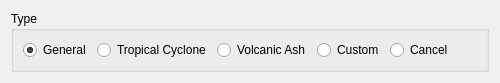
Qt form tafor/components/ui/sigmet_type.ui (up1and/tafor) before a commit.
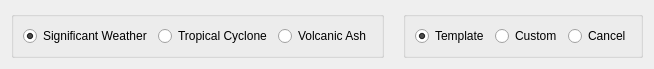
The same form after that commit.

Commit message: 更改 SIGMET 发布界面

```diff
--- a/tafor/components/ui/sigmet_type.ui
+++ b/tafor/components/ui/sigmet_type.ui
@@ -6,8 +6,8 @@
    <rect>
     <x>0</x>
     <y>0</y>
-    <width>500</width>
-    <height>70</height>
+    <width>654</width>
+    <height>54</height>
    </rect>
   </property>
   <property name="windowTitle">
@@ -17,13 +17,13 @@
    <item>
     <widget class="QGroupBox" name="typeGroup">
      <property name="title">
-      <string>Type</string>
+      <string notr="true"/>
      </property>
-     <layout class="QHBoxLayout" name="horizontalLayout_2">
+     <layout class="QHBoxLayout" name="horizontalLayout_3">
       <item>
-       <widget class="QRadioButton" name="general">
+       <widget class="QRadioButton" name="significantWeather">
         <property name="text">
-         <string>General</string>
+         <string>Significant Weather</string>
         </property>
         <property name="checked">
          <bool>true</bool>
@@ -44,6 +44,38 @@
         </property>
        </widget>
       </item>
+     </layout>
+    </widget>
+   </item>
+   <item>
+    <spacer name="horizontalSpacer">
+     <property name="orientation">
+      <enum>Qt::Horizontal</enum>
+     </property>
+     <property name="sizeHint" stdset="0">
+      <size>
+       <width>40</width>
+       <height>20</height>
+      </size>
+     </property>
+    </spacer>
+   </item>
+   <item>
+    <widget class="QGroupBox" name="sortGroup">
+     <property name="title">
+      <string notr="true"/>
+     </property>
+     <layout class="QHBoxLayout" name="horizontalLayout_2">
+      <item>
+       <widget class="QRadioButton" name="template">
+        <property name="text">
+         <string>Template</string>
+        </property>
+        <property name="checked">
+         <bool>true</bool>
+        </property>
+       </widget>
+      </item>
       <item>
        <widget class="QRadioButton" name="custom">
         <property name="text">
@@ -58,19 +90,6 @@
         </property>
        </widget>
       </item>
-      <item>
-       <spacer name="horizontalSpacer">
-        <property name="orientation">
-         <enum>Qt::Horizontal</enum>
-        </property>
-        <property name="sizeHint" stdset="0">
-         <size>
-          <width>40</width>
-          <height>20</height>
-         </size>
-        </property>
-       </spacer>
-      </item>
      </layout>
     </widget>
    </item>
```
Left out of the diff: 2 changed lines with no effect on the pictures. The commit also changes 6 other files.
